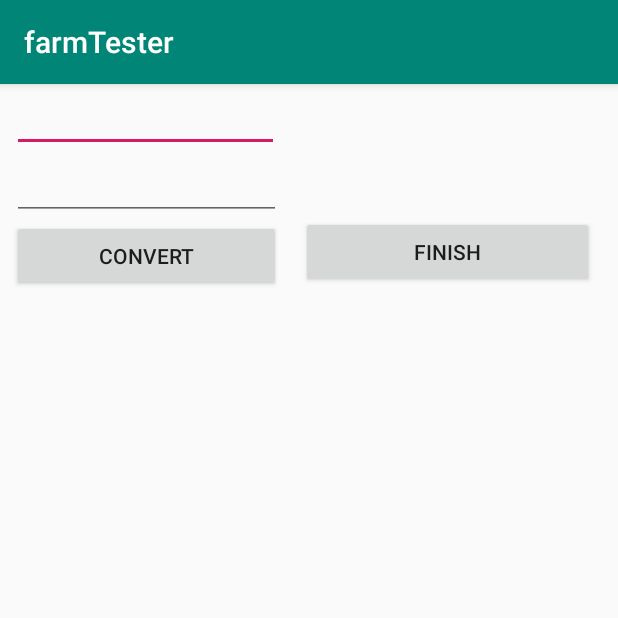
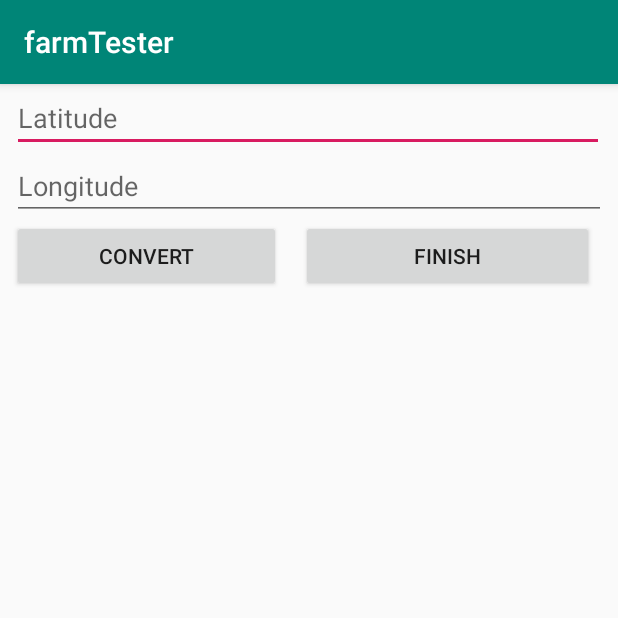
Before and after one commit to LowellMetcalfe/FarmNavApp, an Android app: the ConvertActivity screen opened directly, with no data from a screen before it, on a phone screen of 412 x 824 dp, the top half of it. Run offline under Robolectric (Android 15) with nearby library versions, the phone set to English and light mode, and no system bars.

Commit message:
shaped design elements with margins

```diff
--- a/app/src/main/res/layout/activity_convert.xml
+++ b/app/src/main/res/layout/activity_convert.xml
@@ -13,6 +13,7 @@
         android:layout_height="wrap_content"
         android:layout_marginStart="8dp"
         android:layout_marginEnd="1dp"
+        android:hint="Latitude"
         app:layout_constraintBottom_toTopOf="@+id/edt2"
         app:layout_constraintEnd_toEndOf="@+id/edt2"
         app:layout_constraintStart_toStartOf="parent"
@@ -23,8 +24,10 @@
         android:layout_width="0dp"
         android:layout_height="wrap_content"
         android:layout_marginStart="8dp"
+        android:layout_marginEnd="8dp"
+        android:hint="Longitude"
         app:layout_constraintBottom_toTopOf="@+id/button"
-        app:layout_constraintEnd_toEndOf="@+id/button"
+        app:layout_constraintEnd_toEndOf="parent"
         app:layout_constraintStart_toStartOf="parent"
         app:layout_constraintTop_toBottomOf="@+id/edt1" />
 
@@ -42,6 +45,7 @@
         android:id="@+id/txt3"
         android:layout_width="370dp"
         android:layout_height="0dp"
+        android:layout_marginEnd="8dp"
         android:layout_marginBottom="94dp"
         android:ems="10"
         android:inputType="textMultiLine"
@@ -49,23 +53,18 @@
         android:scrollbarAlwaysDrawVerticalTrack="true"
         android:scrollbars="vertical"
         app:layout_constraintBottom_toBottomOf="parent"
+        app:layout_constraintEnd_toEndOf="parent"
         app:layout_constraintStart_toStartOf="@+id/button"
         app:layout_constraintTop_toBottomOf="@+id/button" />
-
-    <android.support.constraint.Guideline
-        android:id="@+id/guideline"
-        android:layout_width="wrap_content"
-        android:layout_height="wrap_content" />
 
     <Button
         android:id="@+id/btnFinish"
         android:layout_width="195dp"
         android:layout_height="wrap_content"
-        android:layout_marginTop="88dp"
         android:layout_marginEnd="16dp"
         android:onClick="FinishClicked"
         android:text="Finish"
         app:layout_constraintEnd_toEndOf="parent"
-        app:layout_constraintTop_toTopOf="parent" />
+        app:layout_constraintTop_toBottomOf="@+id/edt2" />
 
 </android.support.constraint.ConstraintLayout>
```
Also changed, not shown: app/src/main/res/layout/activity_main.xml (+15 -11 lines).
